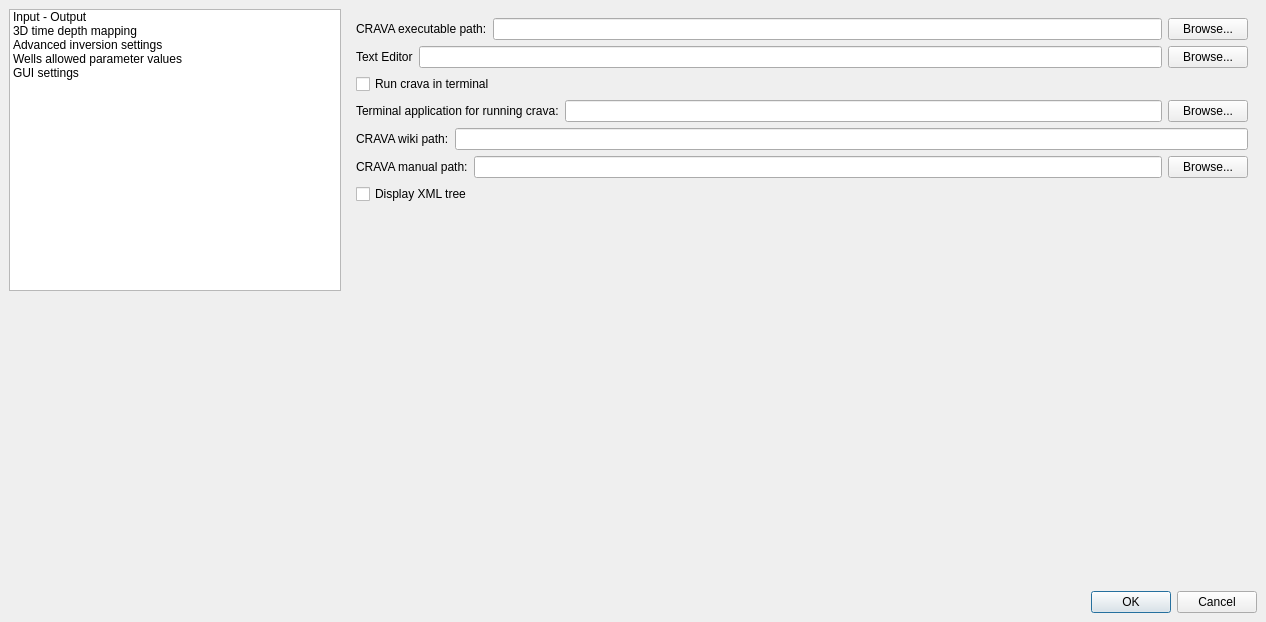
The window that trunk/SettingsDialog.ui (CRAVA/cravagui) describes before a commit, drawn with Qt 5.
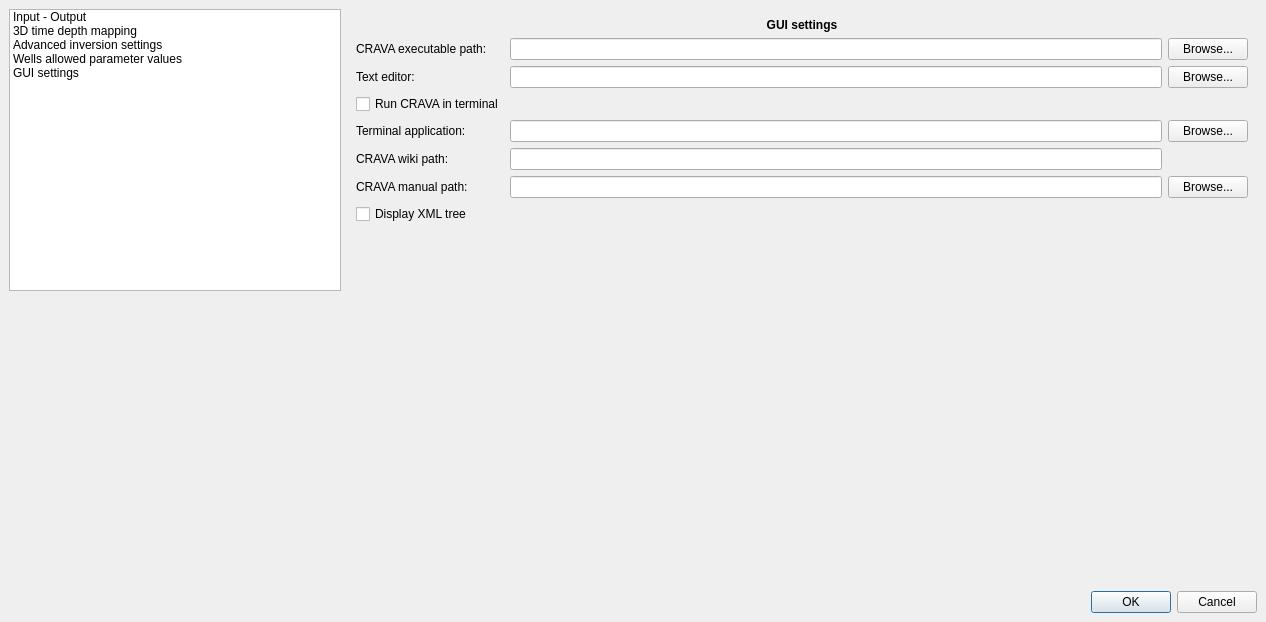
The same window after the commit.

Commit message: Updated the GUI settings page in the Settings dialog

Patch:
```diff
--- a/trunk/SettingsDialog.ui
+++ b/trunk/SettingsDialog.ui
@@ -1871,248 +1871,180 @@
        </item>
       </layout>
      </widget>
-     <widget class="QWidget" name="guiPage" >
-      <layout class="QGridLayout" >
-       <property name="margin" >
-        <number>9</number>
-       </property>
-       <property name="spacing" >
-        <number>6</number>
-       </property>
-       <item row="6" column="0" >
-        <layout class="QHBoxLayout" >
-         <property name="margin" >
-          <number>0</number>
+     <widget class="QWidget" name="guiPage">
+      <layout class="QGridLayout" name="gridLayout_2">
+       <item row="0" column="0">
+        <widget class="QLabel" name="label_2">
+         <property name="font">
+          <font>
+           <weight>75</weight>
+           <italic>false</italic>
+           <bold>true</bold>
+          </font>
          </property>
-         <property name="spacing" >
-          <number>6</number>
+         <property name="text">
+          <string>GUI settings</string>
          </property>
-         <item>
-          <widget class="QCheckBox" name="xmlTreeCheckBox" >
-           <property name="text" >
-            <string>Display XML tree</string>
-           </property>
-          </widget>
-         </item>
-         <item>
-          <spacer>
-           <property name="orientation" >
-            <enum>Qt::Horizontal</enum>
-           </property>
-           <property name="sizeHint" >
-            <size>
-             <width>40</width>
-             <height>20</height>
-            </size>
-           </property>
-          </spacer>
-         </item>
-        </layout>
-       </item>
-       <item row="5" column="0" >
-        <layout class="QHBoxLayout" >
-         <property name="margin" >
-          <number>0</number>
+         <property name="alignment">
+          <set>Qt::AlignCenter</set>
          </property>
-         <property name="spacing" >
-          <number>6</number>
-         </property>
-         <item>
-          <widget class="QLabel" name="manualPathLabel" >
-           <property name="text" >
-            <string>CRAVA manual path:</string>
-           </property>
-          </widget>
-         </item>
-         <item>
-          <layout class="QHBoxLayout" >
-           <property name="margin" >
-            <number>0</number>
-           </property>
-           <property name="spacing" >
-            <number>6</number>
-           </property>
-           <item>
-            <widget class="QLineEdit" name="manualPathLineEdit" />
-           </item>
-           <item>
-            <widget class="QPushButton" name="manualPathBrowsePushButton" >
-             <property name="text" >
-              <string>Browse...</string>
-             </property>
-            </widget>
-           </item>
-          </layout>
-         </item>
-        </layout>
+        </widget>
        </item>
-       <item row="4" column="0" >
-        <layout class="QHBoxLayout" >
-         <property name="margin" >
-          <number>0</number>
-         </property>
-         <property name="spacing" >
-          <number>6</number>
-         </property>
-         <item>
-          <widget class="QLabel" name="wikiPathLabel" >
-           <property name="text" >
-            <string>CRAVA wiki path:</string>
+       <item row="1" column="0">
+        <layout class="QGridLayout" name="gridLayout">
+         <item row="0" column="0">
+          <widget class="QLabel" name="cravaPathLabel">
+           <property name="toolTip">
+            <string>&lt;qt&gt;The path of the CRAVA executable.</string>
            </property>
-          </widget>
-         </item>
-         <item>
-          <widget class="QLineEdit" name="wikiPathLineEdit" />
-         </item>
-        </layout>
-       </item>
-       <item row="3" column="0" >
-        <layout class="QHBoxLayout" >
-         <property name="margin" >
-          <number>0</number>
-         </property>
-         <property name="spacing" >
-          <number>6</number>
-         </property>
-         <item>
-          <widget class="QLabel" name="terminalPathLabel" >
-           <property name="text" >
-            <string>Terminal application for running crava:</string>
-           </property>
-          </widget>
-         </item>
-         <item>
-          <layout class="QHBoxLayout" >
-           <property name="margin" >
-            <number>0</number>
-           </property>
-           <property name="spacing" >
-            <number>6</number>
-           </property>
-           <item>
-            <widget class="QLineEdit" name="terminalPathLineEdit" />
-           </item>
-           <item>
-            <widget class="QPushButton" name="terminalPathBrowsePushButton" >
-             <property name="text" >
-              <string>Browse...</string>
-             </property>
-            </widget>
-           </item>
-          </layout>
-         </item>
-        </layout>
-       </item>
-       <item row="2" column="0" >
-        <layout class="QHBoxLayout" >
-         <property name="margin" >
-          <number>0</number>
-         </property>
-         <property name="spacing" >
-          <number>6</number>
-         </property>
-         <item>
-          <widget class="QCheckBox" name="terminalCheckBox" >
-           <property name="text" >
-            <string>Run crava in terminal</string>
-           </property>
-          </widget>
-         </item>
-         <item>
-          <spacer>
-           <property name="orientation" >
-            <enum>Qt::Horizontal</enum>
-           </property>
-           <property name="sizeHint" >
-            <size>
-             <width>40</width>
-             <height>20</height>
-            </size>
-           </property>
-          </spacer>
-         </item>
-        </layout>
-       </item>
-       <item row="1" column="0" >
-        <layout class="QHBoxLayout" >
-         <property name="margin" >
-          <number>0</number>
-         </property>
-         <property name="spacing" >
-          <number>6</number>
-         </property>
-         <item>
-          <widget class="QLabel" name="label" >
-           <property name="text" >
-            <string>Text Editor</string>
-           </property>
-          </widget>
-         </item>
-         <item>
-          <layout class="QHBoxLayout" >
-           <property name="margin" >
-            <number>0</number>
-           </property>
-           <property name="spacing" >
-            <number>6</number>
-           </property>
-           <item>
-            <widget class="QLineEdit" name="textEditorLineEdit" />
-           </item>
-           <item>
-            <widget class="QPushButton" name="textEditorBrowsePushButton" >
-             <property name="text" >
-              <string>Browse...</string>
-             </property>
-            </widget>
-           </item>
-          </layout>
-         </item>
-        </layout>
-       </item>
-       <item row="0" column="0" >
-        <layout class="QHBoxLayout" >
-         <property name="margin" >
-          <number>0</number>
-         </property>
-         <property name="spacing" >
-          <number>6</number>
-         </property>
-         <item>
-          <widget class="QLabel" name="cravaPathLabel" >
-           <property name="text" >
+           <property name="text">
             <string>CRAVA executable path:</string>
            </property>
           </widget>
          </item>
-         <item>
-          <layout class="QHBoxLayout" >
-           <property name="margin" >
-            <number>0</number>
+         <item row="0" column="1">
+          <widget class="QLineEdit" name="cravaPathLineEdit">
+           <property name="toolTip">
+            <string>&lt;qt&gt;The path of the CRAVA executable.</string>
            </property>
-           <property name="spacing" >
-            <number>6</number>
+          </widget>
+         </item>
+         <item row="0" column="2">
+          <widget class="QPushButton" name="cravaPathBrowsePushButton">
+           <property name="toolTip">
+            <string>&lt;qt&gt;The path of the CRAVA executable.</string>
            </property>
-           <item>
-            <widget class="QLineEdit" name="cravaPathLineEdit" />
-           </item>
-           <item>
-            <widget class="QPushButton" name="cravaPathBrowsePushButton" >
-             <property name="text" >
-              <string>Browse...</string>
-             </property>
-            </widget>
-           </item>
-          </layout>
+           <property name="text">
+            <string>Browse...</string>
+           </property>
+          </widget>
+         </item>
+         <item row="1" column="0">
+          <widget class="QLabel" name="label">
+           <property name="toolTip">
+            <string>&lt;qt&gt;Choose the text editor which is to be used.</string>
+           </property>
+           <property name="text">
+            <string>Text editor:</string>
+           </property>
+          </widget>
+         </item>
+         <item row="1" column="1">
+          <widget class="QLineEdit" name="textEditorLineEdit">
+           <property name="toolTip">
+            <string>&lt;qt&gt;Choose the text editor which is to be used.</string>
+           </property>
+          </widget>
+         </item>
+         <item row="1" column="2">
+          <widget class="QPushButton" name="textEditorBrowsePushButton">
+           <property name="toolTip">
+            <string>&lt;qt&gt;Choose the text editor which is to be used.</string>
+           </property>
+           <property name="text">
+            <string>Browse...</string>
+           </property>
+          </widget>
+         </item>
+         <item row="2" column="0">
+          <widget class="QCheckBox" name="terminalCheckBox">
+           <property name="toolTip">
+            <string>&lt;qt&gt; Control whether CRAVA should run in the terminal or not.</string>
+           </property>
+           <property name="text">
+            <string>Run CRAVA in terminal</string>
+           </property>
+          </widget>
+         </item>
+         <item row="3" column="0">
+          <widget class="QLabel" name="terminalPathLabel">
+           <property name="toolTip">
+            <string>&lt;qt&gt;The terminal application used for running CRAVA.</string>
+           </property>
+           <property name="text">
+            <string>Terminal application:</string>
+           </property>
+          </widget>
+         </item>
+         <item row="3" column="1">
+          <widget class="QLineEdit" name="terminalPathLineEdit">
+           <property name="toolTip">
+            <string>&lt;qt&gt;The terminal application used for running CRAVA.</string>
+           </property>
+          </widget>
+         </item>
+         <item row="3" column="2">
+          <widget class="QPushButton" name="terminalPathBrowsePushButton">
+           <property name="toolTip">
+            <string>&lt;qt&gt;The terminal application used for running CRAVA.</string>
+           </property>
+           <property name="text">
+            <string>Browse...</string>
+           </property>
+          </widget>
+         </item>
+         <item row="4" column="0">
+          <widget class="QLabel" name="wikiPathLabel">
+           <property name="toolTip">
+            <string>&lt;qt&gt;The path to the CRAVA wiki page.</string>
+           </property>
+           <property name="text">
+            <string>CRAVA wiki path:</string>
+           </property>
+          </widget>
+         </item>
+         <item row="4" column="1">
+          <widget class="QLineEdit" name="wikiPathLineEdit">
+           <property name="toolTip">
+            <string>&lt;qt&gt;The path to the CRAVA wiki page.</string>
+           </property>
+          </widget>
+         </item>
+         <item row="5" column="0">
+          <widget class="QLabel" name="manualPathLabel">
+           <property name="toolTip">
+            <string>&lt;qt&gt;The path to the CRAVA manual.</string>
+           </property>
+           <property name="text">
+            <string>CRAVA manual path:</string>
+           </property>
+          </widget>
+         </item>
+         <item row="5" column="1">
+          <widget class="QLineEdit" name="manualPathLineEdit">
+           <property name="toolTip">
+            <string>&lt;qt&gt;The path to the CRAVA manual.</string>
+           </property>
+          </widget>
+         </item>
+         <item row="5" column="2">
+          <widget class="QPushButton" name="manualPathBrowsePushButton">
+           <property name="toolTip">
+            <string>&lt;qt&gt;The path to the CRAVA manual.</string>
+           </property>
+           <property name="text">
+            <string>Browse...</string>
+           </property>
+          </widget>
+         </item>
+         <item row="6" column="0">
+          <widget class="QCheckBox" name="xmlTreeCheckBox">
+           <property name="toolTip">
+            <string>&lt;qt&gt;Control whether the XML tree on the right side of the application should be turned on or off.</string>
+           </property>
+           <property name="text">
+            <string>Display XML tree</string>
+           </property>
+          </widget>
          </item>
         </layout>
        </item>
-       <item row="7" column="0" >
+       <item row="2" column="0">
         <spacer>
-         <property name="orientation" >
+         <property name="orientation">
           <enum>Qt::Vertical</enum>
          </property>
-         <property name="sizeHint" >
+         <property name="sizeHint" stdset="0">
           <size>
            <width>892</width>
            <height>381</height>
```
